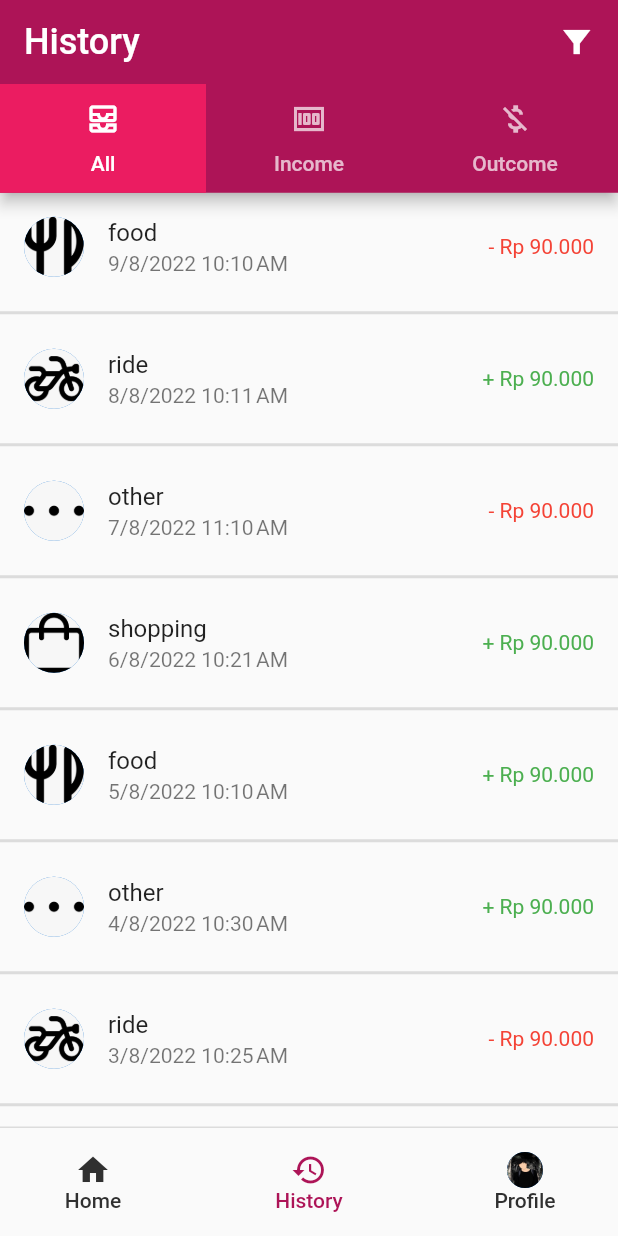
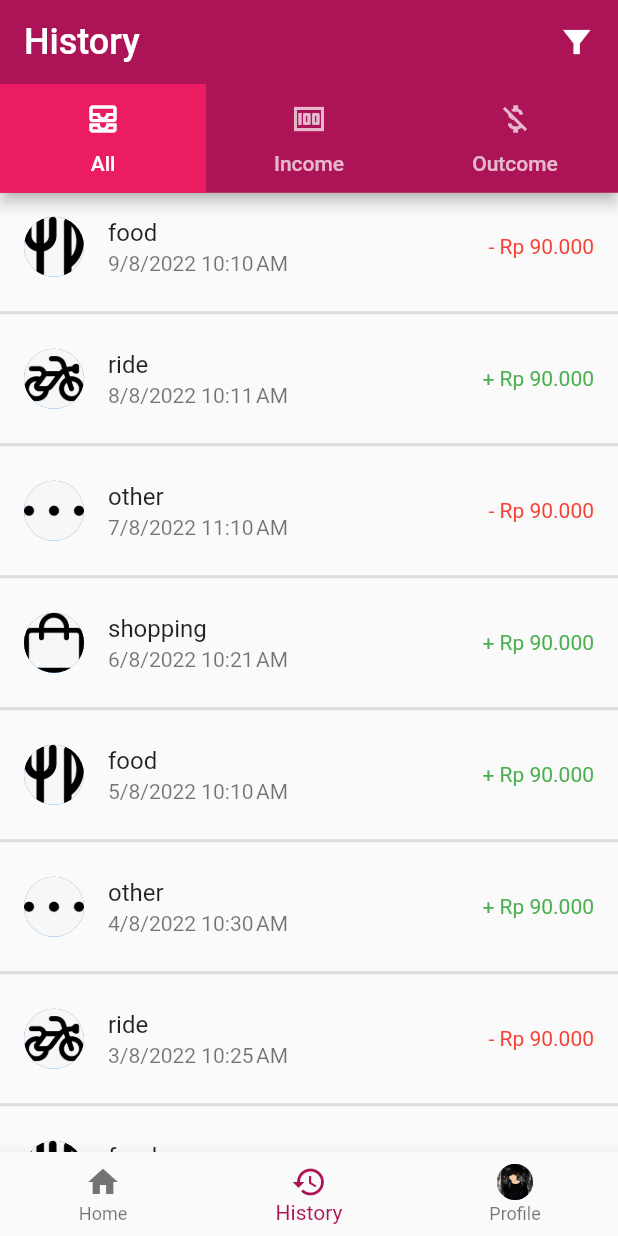
Before and after one commit to robanu-dk/budtrac_app, a Flutter app: the HistoryPage screen opened directly, on a phone screen of 412 x 824 dp. Run offline on Flutter 3.47's test engine with Material 2 defaults, Android fonts, the phone set to English and light mode, and no system bars.

Commit message:
bottomnavigation

```diff
--- a/lib/main.dart
+++ b/lib/main.dart
@@ -1,8 +1,6 @@
 import 'package:flutter/material.dart';
 
-import 'pages/history.dart'; // Import file history.dart
 import 'pages/splash.dart';
-import 'pages/profile.dart';
 
 void main() {
   runApp(BudTrac());
@@ -15,9 +13,7 @@ class BudTrac extends StatelessWidget {
   Widget build(BuildContext context) {
     return MaterialApp(
       debugShowCheckedModeBanner: false,
-      // home: SplashPage(),
-      // home: HistoryPage(),
-      home: ProfilePage(),
+      home: SplashPage(),
     );
   }
 }
--- a/lib/pages/history.dart
+++ b/lib/pages/history.dart
@@ -158,66 +158,38 @@ class HistoryPage extends StatelessWidget {
             }).toList(),
           ),
         ]),
-        persistentFooterButtons: [
-          Row(
-            mainAxisAlignment: MainAxisAlignment.center,
-            children: [
-              TextButton(
-                onPressed: () => Navigator.pushReplacement(
-                    context,
-                    MaterialPageRoute(
-                      builder: (context) => Homepage(),
-                    )),
-                child: Column(
-                  children: [
-                    Icon(
-                      Icons.home,
-                      color: Colors.grey[850],
-                    ),
-                    Text(
-                      "Home",
-                      style: TextStyle(color: Colors.grey[850]),
-                    )
-                  ],
-                ),
-              ),
-              Padding(
-                padding: const EdgeInsets.only(right: 80, left: 80),
-                child: TextButton(
-                  onPressed: () => null,
-                  child: Column(
-                    children: [
-                      Icon(
-                        Icons.history,
-                        color: Colors.pink[800],
-                      ),
-                      Text(
-                        "History",
-                        style: TextStyle(color: Colors.pink[800]),
-                      )
-                    ],
+        bottomNavigationBar: BottomNavigationBar(
+            selectedItemColor: Colors.pink[800],
+            onTap: ((value) {
+              switch (value) {
+                case 0:
+                  Navigator.pushReplacement(
+                      context,
+                      MaterialPageRoute(
+                        builder: (context) => Homepage(),
+                      ));
+                  break;
+                case 2:
+                  Navigator.pushReplacement(
+                      context,
+                      MaterialPageRoute(
+                        builder: (context) => ProfilePage(),
+                      ));
+                  break;
+              }
+            }),
+            currentIndex: 1,
+            items: [
+              BottomNavigationBarItem(icon: Icon(Icons.home), label: "Home"),
+              BottomNavigationBarItem(
+                  icon: Icon(Icons.history), label: "History"),
+              BottomNavigationBarItem(
+                  icon: CircleAvatar(
+                    backgroundImage: AssetImage('images/profile.png'),
+                    radius: 12,
                   ),
-                ),
-              ),
-              TextButton(
-                onPressed: () => Navigator.pushReplacement(context,
-                    MaterialPageRoute(builder: ((context) => ProfilePage()))),
-                child: Column(
-                  children: [
-                    CircleAvatar(
-                      backgroundImage: AssetImage("images/profile.png"),
-                      radius: 12,
-                    ),
-                    Text(
-                      "Profile",
-                      style: TextStyle(color: Colors.grey[850]),
-                    )
-                  ],
-                ),
-              )
-            ],
-          )
-        ],
+                  label: "Profile"),
+            ]),
       ),
     );
   }
--- a/lib/pages/splash.dart
+++ b/lib/pages/splash.dart
@@ -19,7 +19,7 @@ class _SplashPageState extends State<SplashPage> {
     // TODO: implement initState
     super.initState();
     Timer(
-        Duration(seconds: 5),
+        Duration(seconds: 4),
         () => Navigator.pushReplacement(
             context, MaterialPageRoute(builder: (context) => LoginPage())));
     // Timer(Duration(seconds: 4), () => runApp(LoginPage()));
```
Also changed, not shown: lib/pages/home.dart (+31 -56 lines), lib/pages/profile.dart (+31 -59 lines).
